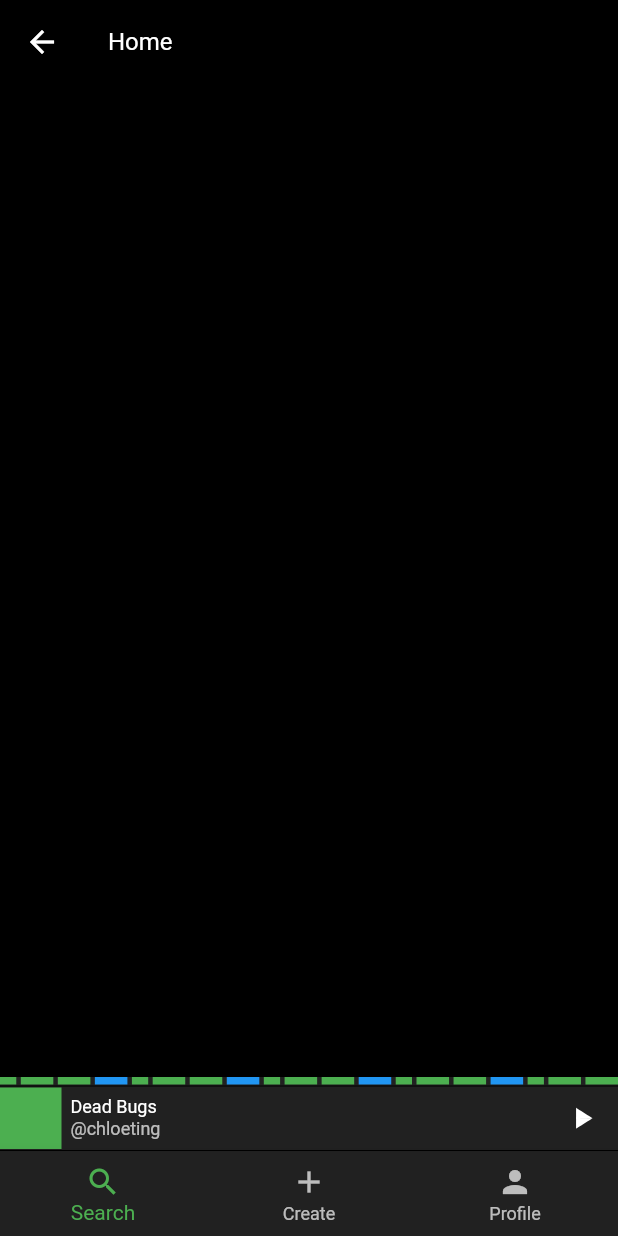
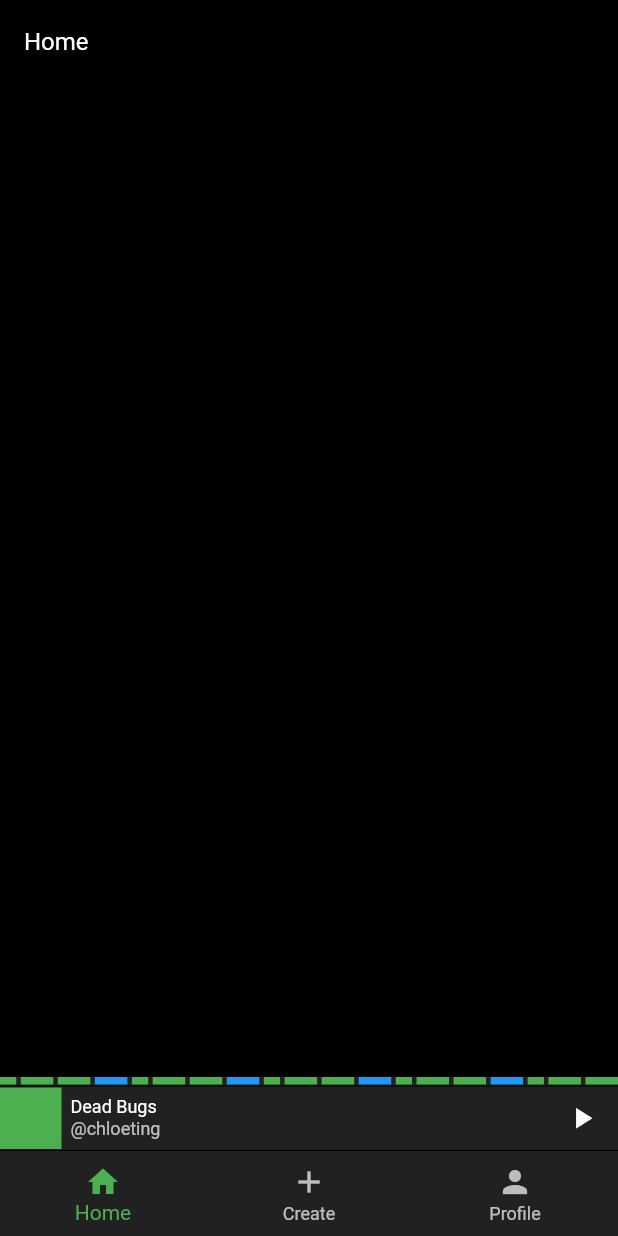
Before and after one commit to ivedone/mvp, a Flutter app: the HomeScreen screen opened directly, on a phone screen of 412 x 824 dp. Run offline on Flutter 3.47's test engine with Material 2 defaults, Android fonts, the phone set to English and light mode, and no system bars; our stand-ins replace scrollable_positioned_list, video_player.

Commit message:
Made buttons splash transparently and other minor changes

```diff
--- a/lib/app.dart
+++ b/lib/app.dart
@@ -1,5 +1,5 @@
 import 'package:flutter/material.dart';
-import 'package:mvp/screens/do_routine.dart';
+import 'package:mvp/screens/home.dart';
 
 import 'package:mvp/theme/theme.dart';
 
@@ -12,6 +12,6 @@ class IvedoneApp extends StatelessWidget {
         title: 'ivedone',
         theme: activeTheme,
         debugShowCheckedModeBanner: false,
-        home: const DoRoutineFullScreenModal());
+        home: const HomeScreen());
   }
 }
--- a/lib/components/do_routine/detail/text.dart
+++ b/lib/components/do_routine/detail/text.dart
@@ -30,7 +30,9 @@ class DetailText extends StatelessWidget {
                         Text(remaining, style: secondaryTextStyle)),
                 Expanded(child: Container()),
                 IconButton(
-                    onPressed: () {}, icon: const Icon(Icons.fullscreen)),
+                    splashColor: Colors.transparent,
+                    onPressed: () {},
+                    icon: const Icon(Icons.fullscreen)),
               ])),
         ]);
   }
--- a/lib/screens/home.dart
+++ b/lib/screens/home.dart
@@ -17,7 +17,7 @@ class HomeScreen extends StatelessWidget {
       bottomNavigationBar: BottomNavigationBar(
           backgroundColor: Theme.of(context).colorScheme.primaryVariant,
           items: const [
-            BottomNavigationBarItem(icon: Icon(Icons.search), label: 'Search'),
+            BottomNavigationBarItem(icon: Icon(Icons.home), label: 'Home'),
             BottomNavigationBarItem(icon: Icon(Icons.add), label: 'Create'),
             BottomNavigationBarItem(icon: Icon(Icons.person), label: 'Profile'),
           ]),
```
Also changed, not shown: lib/components/do_routine/detail/controls.dart (+11 -3 lines).
